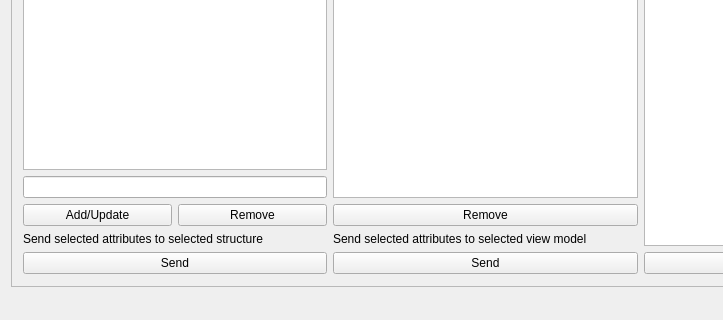
This is mainwindow.ui in bibekdari/viperArchitectureGenerator as Qt 5 draws it before an edit; both pictures show x 0 to 723 and y 748 to 1068 of the 985 by 1068 pixel window. The edited form follows.
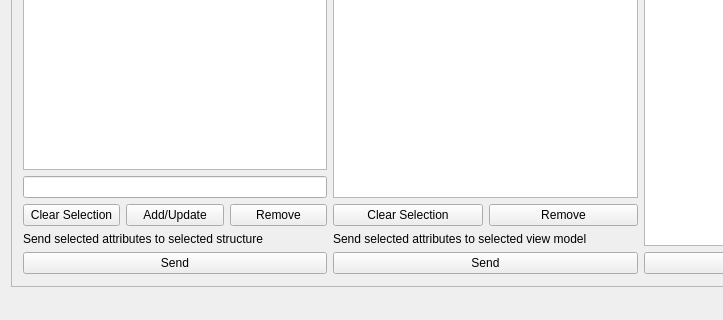
This is the edited form.

Commit message: selected model attribs and structure attribs clear, selected model selected attribs goes to selected structure

Diff of the .ui file:
```diff
--- a/mainwindow.ui
+++ b/mainwindow.ui
@@ -24,7 +24,7 @@
        <property name="geometry">
         <rect>
          <x>0</x>
-         <y>0</y>
+         <y>-334</y>
          <width>944</width>
          <height>1410</height>
         </rect>
@@ -409,6 +409,13 @@
             </item>
             <item>
              <layout class="QHBoxLayout" name="horizontalLayout_17">
+              <item>
+               <widget class="QPushButton" name="pushButtonClearSelectedModelAttribSelection">
+                <property name="text">
+                 <string>Clear Selection</string>
+                </property>
+               </widget>
+              </item>
               <item>
                <widget class="QPushButton" name="pushButtonAddUpdateModelAttribute">
                 <property name="text">
@@ -488,6 +495,13 @@
             </item>
             <item>
              <layout class="QHBoxLayout" name="horizontalLayout_4">
+              <item>
+               <widget class="QPushButton" name="pushButtonClearSelectedStructureAttribSelection">
+                <property name="text">
+                 <string>Clear Selection</string>
+                </property>
+               </widget>
+              </item>
               <item>
                <widget class="QPushButton" name="pushButton_4">
                 <property name="text">
```
Left out of the diff: 2 changed lines with no effect on the pictures. The commit also changes 3 other files.
